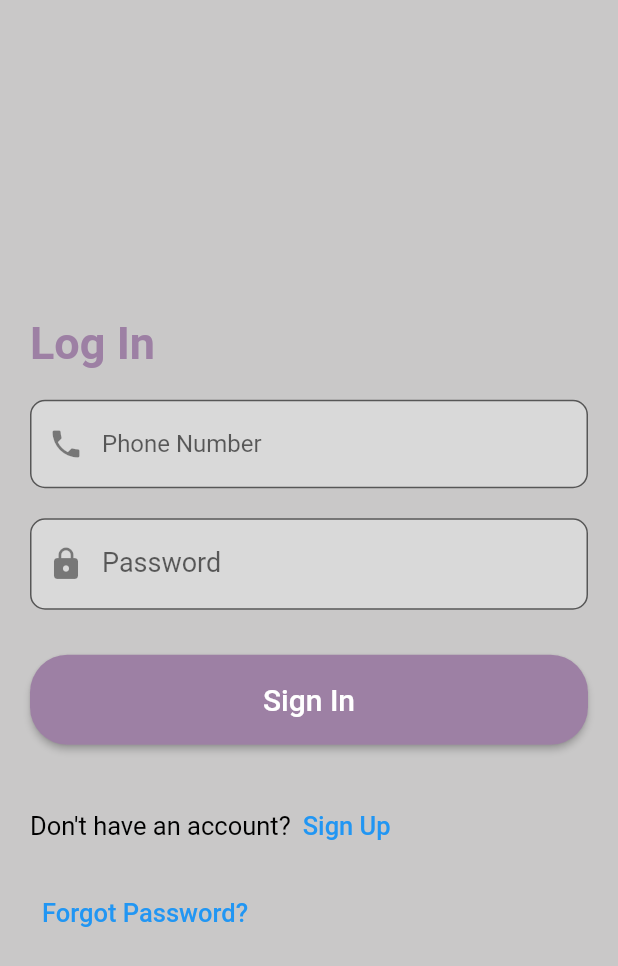
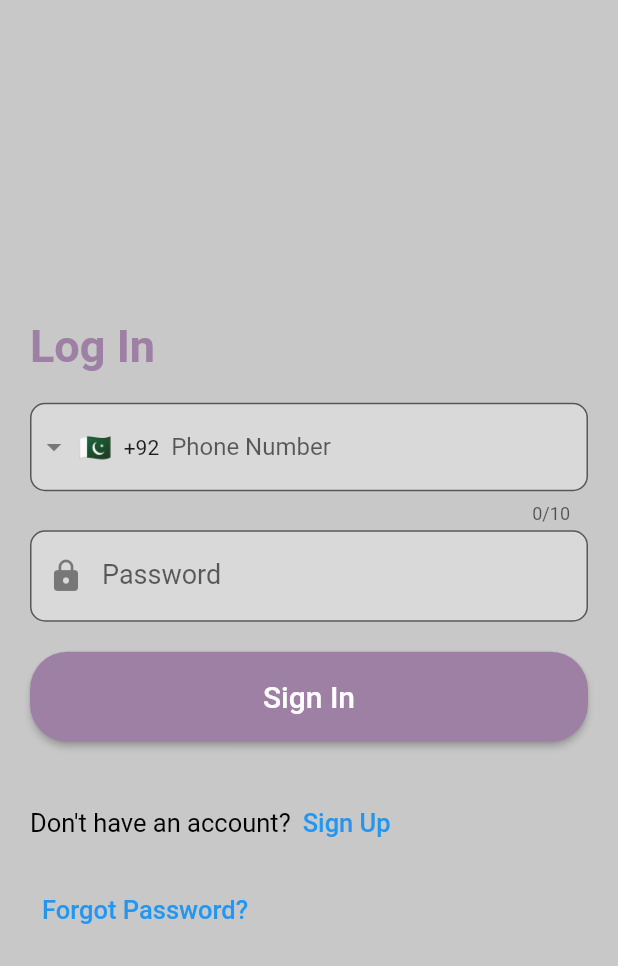
Before and after one commit to nawalirfan/CoinEase, a Flutter app: the screen it shows after launch, on a phone screen of 412 x 824 dp. Shown: the top 966 px of the screen. Run offline on Flutter 3.47's test engine with Material 2 defaults, Android fonts, the phone set to English and light mode, and no system bars; drawn by our look-alikes of intl_phone_field.

Commit message:
phone extension

```diff
--- a/lib/LogIn.dart
+++ b/lib/LogIn.dart
@@ -1,115 +1,104 @@
 import 'package:flutter/material.dart';
-
-
-
-class LogIn extends StatefulWidget
-{
+import 'package:intl_phone_field/intl_phone_field.dart';
+class LogIn extends StatefulWidget {
   const LogIn({Key? key}) : super(key: key);
 
   @override
   State<LogIn> createState() => _LogInState();
 }
 
-class _LogInState extends State<LogIn>
-{
+class _LogInState extends State<LogIn> {
+  final TextEditingController phoneNumberController = TextEditingController();
+
   @override
-  Widget build(BuildContext context)
-  {
-    return Scaffold
-    (
-      body: Container
-      (
-        //Background color
+  Widget build(BuildContext context) {
+    return Scaffold(
+      body: Container(
         color: const Color.fromARGB(255, 201, 200, 200),
-        child: SafeArea
-        (
-          child: Center
-          (
-            child: ListView
-            (
+        child: SafeArea(
+          child: Center(
+            child: ListView(
               shrinkWrap: true,
-              children:
-              [
-                Column
-                (
+              children: [
+                Column(
                   mainAxisAlignment: MainAxisAlignment.start,
                   crossAxisAlignment: CrossAxisAlignment.start,
-                  children:
-                  [
-                    //login text
-                    const Padding
-                    (
-                      padding:  EdgeInsets.only(top: 20.0, left: 20.0),
-                      child: Text
-                      (
+                  children: [
+                    const Padding(
+                      padding: EdgeInsets.only(top: 20.0, left: 20.0),
+                      child: Text(
                         'Log In',
-                        style: TextStyle
-                        (
+                        style: TextStyle(
                           fontSize: 30,
                           fontWeight: FontWeight.bold,
-                          color:  Color.fromARGB(255, 157, 128, 164),
+                          color: Color.fromARGB(255, 157, 128, 164),
                         ),
                       ),
                     ),
                     const SizedBox(height: 20.0),
-                    //Email Text Field + phone icon
+                    // Phone Number Extension and Phone Number in a Row
                     Padding
                     (
-                      padding: const EdgeInsets.only(right: 20.0, left: 20.0),
-                      child: TextField(
-                        style: TextStyle(color: Colors.white.withOpacity(0.9)),
-                        decoration: InputDecoration(
-                          prefixIcon: const Icon(Icons.phone),
-                          labelText: 'Phone Number',
-                          filled: true,
-                          fillColor: Colors.white.withOpacity(0.3),
-                          border: OutlineInputBorder(
-                            borderRadius: BorderRadius.circular(10.0),
-                            borderSide: const BorderSide(color: Color.fromARGB(255, 3, 3, 3)),
+                      padding: const EdgeInsets.only(left: 20, right: 20),
+                      child: Container
+                      (
+
+                        child: IntlPhoneField
+                        (
+                          keyboardType: TextInputType.phone,
+                          decoration: InputDecoration
+                          (
+                            labelText: 'Phone Number',
+                            filled: true,
+                            fillColor: Colors.white.withOpacity(0.3),
+                            border: OutlineInputBorder
+                            (
+                              borderRadius: BorderRadius.circular(10.0),
+                                  borderSide: const BorderSide
+                                  (
+                                    color: Color.fromARGB(255, 3, 3, 3),
+                              ),
+                            ),
                           ),
+                          initialCountryCode: 'PK',
+                          onChanged: (phone)
+                          {
+                            print(phone.completeNumber);
+                          },
                         ),
                       ),
                     ),
-                    const SizedBox(height: 20.0),
-                    //Password + lock icon
-                    Padding
-                    (
-                      padding: const EdgeInsets.only(right: 20.0, left: 20.0),
-                      child: TextField
-                      (
+                    const SizedBox(height: 4.0),
+                    // Password + lock icon
+                    Padding(
+                      padding: const EdgeInsets.symmetric(horizontal: 20.0),
+                      child: TextField(
                         obscureText: true,
                         style: const TextStyle(fontSize: 18, color: Color.fromARGB(255, 0, 0, 0)),
-                        decoration: InputDecoration
-                        (
+                        decoration: InputDecoration(
                           prefixIcon: const Icon(Icons.lock),
                           labelText: 'Password',
                           filled: true,
                           fillColor: Colors.white.withOpacity(0.3),
-                          border: OutlineInputBorder
-                          (
+                          border: OutlineInputBorder(
                             borderRadius: BorderRadius.circular(10.0),
                             borderSide: const BorderSide(color: Color.fromARGB(255, 0, 0, 0)),
                           ),
                         ),
                       ),
                     ),
-                    const SizedBox(height: 30.0),
-                    //sign in button
-                    SizedBox
-                    (
+                    const SizedBox(height: 20.0),
+                    // Sign In button
+                    SizedBox(
                       width: 420,
                       height: 60,
-                      child: Padding
-                      (
+                      child: Padding(
                         padding: const EdgeInsets.symmetric(horizontal: 20.0),
-                        child: ElevatedButton
-                        (
+                        child: ElevatedButton(
                           onPressed: () {},
-                          style: ElevatedButton.styleFrom
-                          (
+                          style: ElevatedButton.styleFrom(
                             primary: const Color.fromARGB(255, 157, 128, 164),
-                            shape: RoundedRectangleBorder
-                            (
+                            shape: RoundedRectangleBorder(
                               borderRadius: BorderRadius.circular(25),
                             ),
                           ),
@@ -118,25 +107,19 @@ class _LogInState extends State<LogIn>
                       ),
                     ),
                     const SizedBox(height: 30.0),
-                    //dont have an account + sign up text button
-                    Row
-                    (
-                      children:
-                      [
-                        const Padding
-                        (
-                          padding:  EdgeInsets.only(left: 20.0),
-                          child: Text
-                          (
+                    // Don't have an account + sign-up text button
+                    Row(
+                      children: [
+                        const Padding(
+                          padding: EdgeInsets.only(left: 20.0),
+                          child: Text(
                             "Don't have an account?",
                             style: TextStyle(fontSize: 17, color: Color.fromARGB(255, 0, 0, 0)),
                           ),
                         ),
-                        TextButton
-                        (
+                        TextButton(
                           onPressed: () {},
-                          child: const Text
-                          (
+                          child: const Text(
                             'Sign Up',
                             style: TextStyle(fontSize: 17),
                           ),
@@ -144,19 +127,14 @@ class _LogInState extends State<LogIn>
                       ],
                     ),
                     const SizedBox(height: 10.0),
-                    //forget password
-                    Row
-                    (
-                      children:
-                      [
-                        Padding
-                        (
+                    // Forgot password
+                    Row(
+                      children: [
+                        Padding(
                           padding: const EdgeInsets.only(left: 20.0),
-                          child: TextButton
-                          (
+                          child: TextButton(
                             onPressed: () {},
-                            child: const Text
-                            (
+                            child: const Text(
                               'Forgot Password?',
                               style: TextStyle(fontSize: 17),
                             ),
--- /dev/null
+++ b/lib/Reset_Password.dart
@@ -0,0 +1,21 @@
+import 'package:flutter/material.dart';
+
+class Resest_Password extends StatefulWidget
+{
+  const Resest_Password({super.key});
+
+  @override
+  State<Resest_Password> createState() => _Resest_PasswordState();
+}
+
+class _Resest_PasswordState extends State<Resest_Password>
+{
+  @override
+  Widget build(BuildContext context)
+  {
+    return  Scaffold
+    (
+
+    );
+  }
+}
--- a/lib/main.dart
+++ b/lib/main.dart
@@ -1,3 +1,4 @@
+import 'package:coin_ease/Reset_Password.dart';
 import 'package:coin_ease/LogIn.dart';
 import 'package:flutter/material.dart';
 
@@ -5,15 +6,20 @@ void main() {
   runApp(const MyApp());
 }
 
-class MyApp extends StatelessWidget {
+class MyApp extends StatelessWidget
+{
   const MyApp({super.key});
   @override
   Widget build(BuildContext context)
   {
-    return const MaterialApp
+    return  MaterialApp
     (
       home: LogIn(),
       debugShowCheckedModeBanner: false,
+      routes: {
+    '/resetPassword': (context) => Resest_Password(),
+
+  },
     );
   }
 }
--- a/pubspec.yaml
+++ b/pubspec.yaml
@@ -30,12 +30,14 @@ environment:
 dependencies:
   flutter:
     sdk: flutter
-    input_decoration: ^1.0.0
+
 
 
   # The following adds the Cupertino Icons font to your application.
   # Use with the CupertinoIcons class for iOS style icons.
   cupertino_icons: ^1.0.2
+  intl_phone_field: ^3.2.0
+  firebase_core: ^2.23.0
 
 dev_dependencies:
   flutter_test:
```
Also changed, not shown: pubspec.lock, 3 other files.
